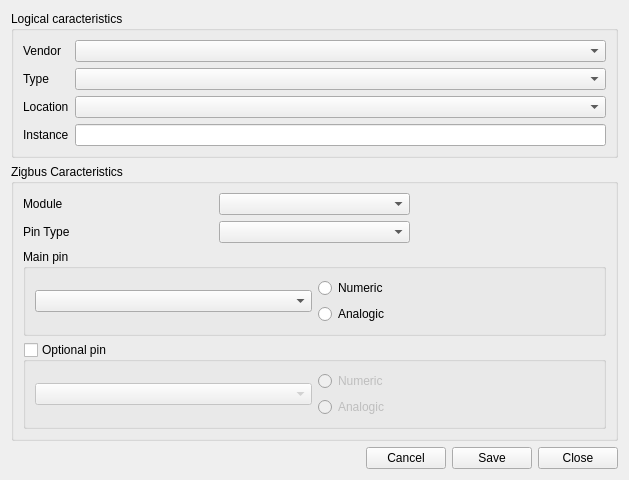
Old version of the form online/admin/DeviceEditionPanel.ui in the repository jhx76/zigbus-system.
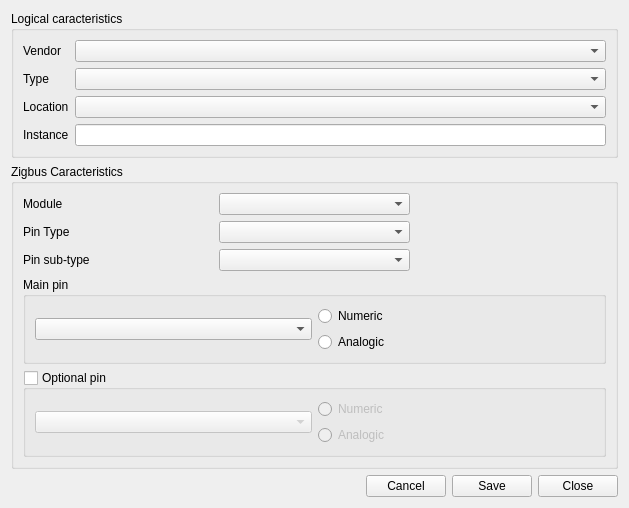
New version of the form.

Diff of the .ui file:
```diff
--- a/online/admin/DeviceEditionPanel.ui
+++ b/online/admin/DeviceEditionPanel.ui
@@ -79,7 +79,7 @@
       <item row="0" column="1">
        <widget class="QComboBox" name="moduleComboBox"/>
       </item>
-      <item row="2" column="0" colspan="3">
+      <item row="3" column="0" colspan="3">
        <widget class="QGroupBox" name="groupBox_3">
         <property name="title">
          <string>Main pin</string>
@@ -105,7 +105,7 @@
         </layout>
        </widget>
       </item>
-      <item row="4" column="0" colspan="3">
+      <item row="5" column="0" colspan="3">
        <widget class="QGroupBox" name="optionPinGroupBox">
         <property name="title">
          <string>Optional pin</string>
@@ -147,6 +147,16 @@
       <item row="1" column="1">
        <widget class="QComboBox" name="pinTypeComboBox"/>
       </item>
+      <item row="2" column="1">
+       <widget class="QComboBox" name="pinSubTypeComboBox"/>
+      </item>
+      <item row="2" column="0">
+       <widget class="QLabel" name="label_5">
+        <property name="text">
+         <string>Pin sub-type</string>
+        </property>
+       </widget>
+      </item>
      </layout>
     </widget>
    </item>
```
